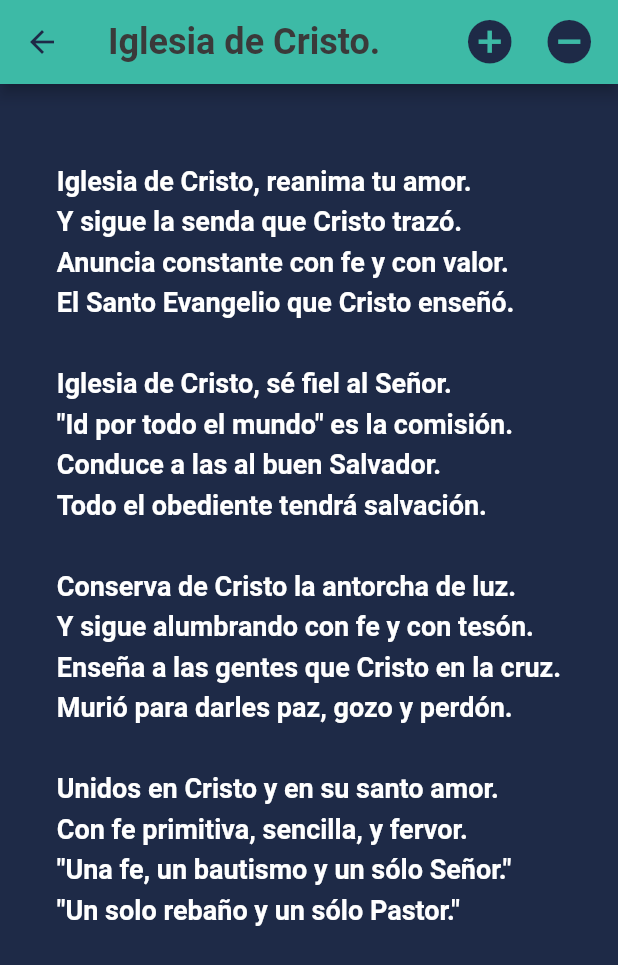
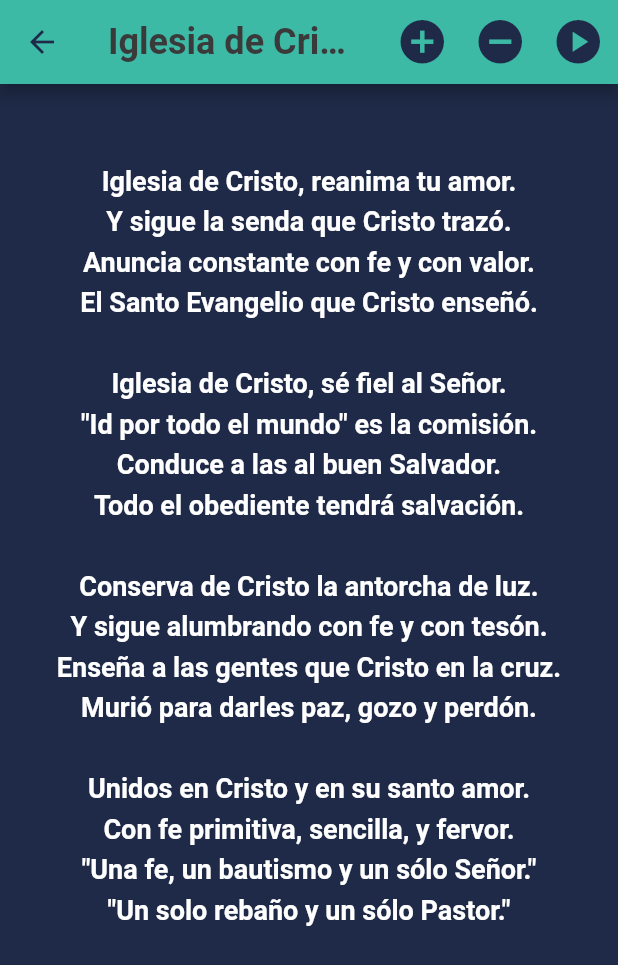
Before and after one commit to Sebas-Lab/HDC-Remake, a Flutter app: the SongScreen screen opened by its route, on a phone screen of 412 x 824 dp. Shown: the top 965 px of the screen. Run offline on Flutter 3.47's test engine with Material 2 defaults, Android fonts, the phone set to English and light mode, and no system bars; our stand-ins replace audioplayers, sqflite; accounts and stored records are empty.

Commit message:
In this checkpoint, the functionality of playing audios on the hymn screen was added, in addition, a personalized icon was added at the beginning of the application

```diff
--- a/lib/screens/settings_screen/settings_screen_dependencies.dart
+++ b/lib/screens/settings_screen/settings_screen_dependencies.dart
@@ -8,6 +8,7 @@ export 'default_widgets/build_settings_screen_body.dart';
 
 // Structure
 export 'package:hdc_remake/screens/settings_screen/structure/build_change_version_button.dart';
+export 'package:hdc_remake/screens/settings_screen/structure/build_quick_info.dart';
 
 // Dependencies
 export 'package:hdc_remake/app_dependencies.dart';
--- a/lib/screens/song_screen/default_widgets/build_song_screen_appbar.dart
+++ b/lib/screens/song_screen/default_widgets/build_song_screen_appbar.dart
@@ -1,7 +1,19 @@
 import 'package:hdc_remake/app_dependencies.dart';
 
-class BuildSongScreenAppbar extends StatelessWidget with PreferredSizeWidget {
+class BuildSongScreenAppbar extends StatefulWidget with PreferredSizeWidget {
   const BuildSongScreenAppbar({Key? key}) : super(key: key);
+
+  @override
+  State<BuildSongScreenAppbar> createState() => _BuildSongScreenAppbarState();
+
+  @override
+  Size get preferredSize => const Size.fromHeight(kToolbarHeight);
+}
+
+class _BuildSongScreenAppbarState extends State<BuildSongScreenAppbar> {
+
+  final AudioService _audioService = AudioService();
+  bool _isPlaying = false;
 
   @override
   Widget build(BuildContext context) {
@@ -19,7 +31,7 @@ class BuildSongScreenAppbar extends StatelessWidget with PreferredSizeWidget {
       ),
       actions: [
         Container(
-          margin: const EdgeInsets.only(right: 5),
+          margin: const EdgeInsets.only(right: 4),
           child: IconButton(
             onPressed: fontSizeProvider.increaseFontSize,
             icon: const Icon(
@@ -30,7 +42,7 @@ class BuildSongScreenAppbar extends StatelessWidget with PreferredSizeWidget {
           ),
         ),
         Container(
-          margin: const EdgeInsets.only(right: 10),
+          margin: const EdgeInsets.only(right: 4),
           child: IconButton(
             onPressed: fontSizeProvider.decreaseFontSize,
             icon: const Icon(
@@ -40,10 +52,42 @@ class BuildSongScreenAppbar extends StatelessWidget with PreferredSizeWidget {
             ),
           ),
         ),
+        Container(
+          child: _isPlaying == true
+              ? Container(
+            margin: const EdgeInsets.only(right: 4),
+            child: IconButton(
+              onPressed: () {
+                setState(() {
+                  _isPlaying = false;
+                });
+                _audioService.stopAudio();
+              },
+              icon: const Icon(
+                Icons.stop_circle,
+                size: 35,
+                color: Color(0xFF1E2A47),
+              ),
+            ),
+          )
+              : Container(
+            margin: const EdgeInsets.only(right: 4),
+            child: IconButton(
+              onPressed: () {
+                setState(() {
+                  _isPlaying = true;
+                });
+                _audioService.playAudio('audio/audioSample.mp3');
+              },
+              icon: const Icon(
+                Icons.play_circle,
+                size: 35,
+                color: Color(0xFF1E2A47),
+              ),
+            ),
+          ),
+        ),
       ],
     );
   }
-
-  @override
-  Size get preferredSize => const Size.fromHeight(kToolbarHeight);
 }
--- a/lib/screens/song_screen/structure/build_song.dart
+++ b/lib/screens/song_screen/structure/build_song.dart
@@ -23,13 +23,18 @@ class BuildSong extends StatelessWidget {
 
   @override
   Widget build(BuildContext context) {
+
     final fontSizeProvider = Provider.of<FontSizeProvider>(context);
-    return Container(
-      padding: const EdgeInsets.only(top: 50, bottom: 50, left: 30, right: 30),
-      width: MediaQuery.of(context).size.width,
-      alignment: Alignment.center,
+
+    return Stack(
+      children: [
+        SingleChildScrollView(
+          padding: const EdgeInsets.only(top: 50, bottom: 30, left: 30, right: 30),
+          child: Container(
+            width: double.infinity,
             child: Text(
               textValue,
+              textAlign: TextAlign.center,
               style: TextStyle(
                 color: Colors.white,
                 fontSize: fontSizeProvider.fontSize,
@@ -37,6 +42,9 @@ class BuildSong extends StatelessWidget {
                 height: 1.5,
               ),
             ),
+          ),
+        ),
+      ],
     );
   }
 }
```
Also changed, not shown: assets/sample_hymns.json (+20 -10 lines), lib/app_dependencies.dart (+5 -2 lines), lib/screens/search_screen/structure/build_search_text_field.dart (+5 -3 lines), lib/screens/settings_screen/settings_screen.dart (+15 -4 lines), lib/screens/settings_screen/structure/build_quick_info.dart (added, +17 -0 lines), lib/services/audio_service.dart (added, +19 -0 lines), pubspec.yaml (+8 -0 lines), assets/icon/launcherIcon.png (added), pubspec.lock, 27 other files. Lines whose indentation alone changed are shown as unchanged.
